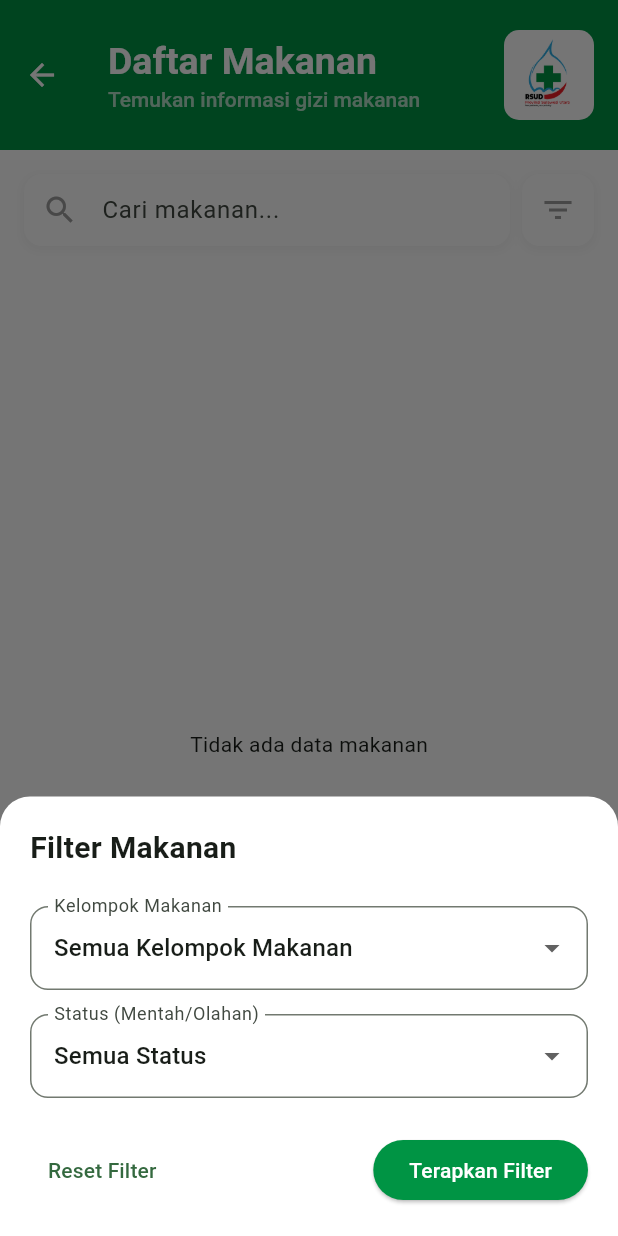
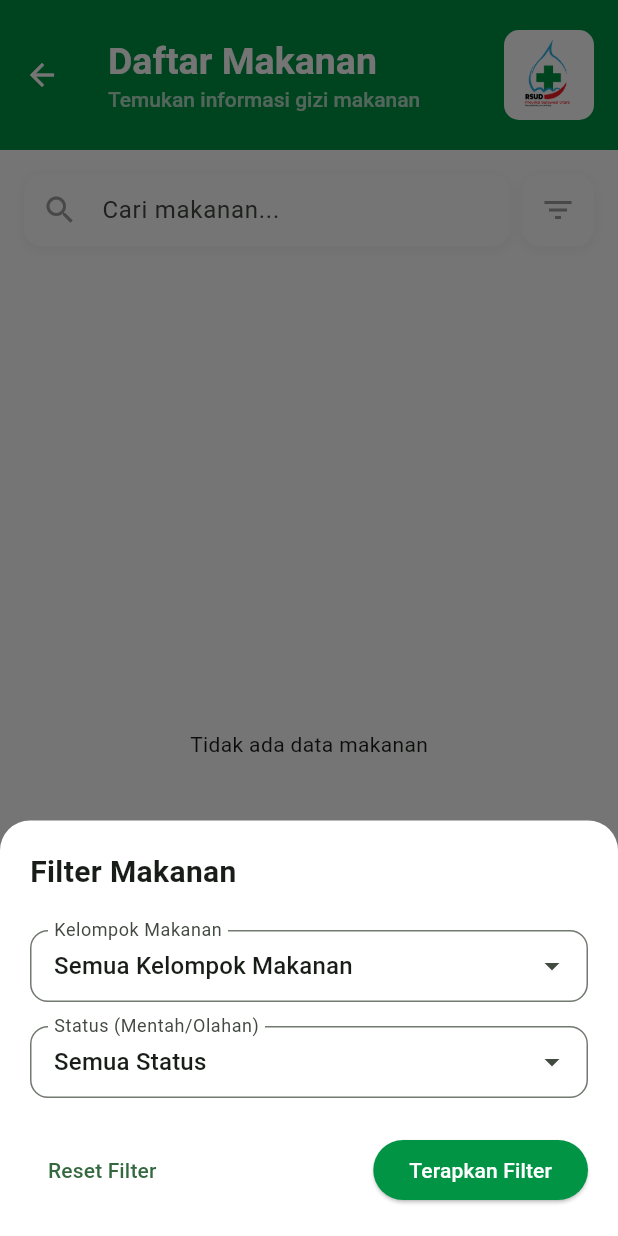
Before and after one commit to ManggalaYudha20/Aplikasi-Gizi, a Flutter app: the FoodListPage screen opened directly, after a tap on the "filter list" icon, on a phone screen of 412 x 824 dp. Run offline on Flutter 3.47's test engine with Material 3 defaults, Android fonts, the phone set to English and light mode, and no system bars; drawn by our look-alikes of dropdown_search; our stand-ins replace cloud_firestore, firebase_auth, firebase_core, fl_chart, flutter_speed_dial, google_sign_in and 4 more; missing offline and left inert: syncfusion_flutter_pdfviewer; accounts and stored records are empty.

Commit message:
memperbaiki ukuran pdf dan statistik

```diff
--- a/lib/src/features/patient_home/presentation/pages/data_form_anak_page.dart
+++ b/lib/src/features/patient_home/presentation/pages/data_form_anak_page.dart
@@ -970,6 +970,7 @@ class _DataFormAnakPageState extends State<DataFormAnakPage> {
                       focusNode: FocusNode(),
                       prefixIcon: const Icon(Icons.edit_note),
                     ),
+                    const SizedBox(height: 20),
                   ],
 
                   const SizedBox(height: 16),
--- a/lib/src/features/patient_home/presentation/pages/pdf_generator.dart
+++ b/lib/src/features/patient_home/presentation/pages/pdf_generator.dart
@@ -7,6 +7,7 @@ import 'package:pdf/widgets.dart' as pw;
 import 'package:intl/intl.dart';
 import 'package:aplikasi_diagnosa_gizi/src/features/patient_home/data/models/patient_model.dart'; // Impor model pasien
 import 'package:flutter/services.dart';
+import 'package:pdf/pdf.dart';
 
 class PdfGenerator {
   static Future<File> generate(Patient patient) async {
@@ -21,6 +22,7 @@ class PdfGenerator {
 
     pdf.addPage(
       pw.Page(
+        pageFormat: PdfPageFormat.legal,
         build: (pw.Context context) {
           return pw.Column(
             crossAxisAlignment: pw.CrossAxisAlignment.start,
@@ -136,7 +138,7 @@ class PdfGenerator {
               _buildInterpretation(patient.totalSkor),
 
               // Footer
-              pw.Spacer(),
+              pw.SizedBox(height: 20),
               pw.Align(
                 alignment: pw.Alignment.centerRight,
                 child: pw.Column(
--- a/lib/src/features/patient_home/presentation/pages/pdf_generator_anak.dart
+++ b/lib/src/features/patient_home/presentation/pages/pdf_generator_anak.dart
@@ -7,6 +7,7 @@ import 'package:pdf/widgets.dart' as pw;
 import 'package:intl/intl.dart';
 import 'package:aplikasi_diagnosa_gizi/src/features/patient_home/data/models/patient_anak_model.dart';
 import 'package:flutter/services.dart';
+import 'package:pdf/pdf.dart';
 
 class PdfGeneratorAnak {
   static Future<File> generate(PatientAnak patient) async {
@@ -20,6 +21,7 @@ class PdfGeneratorAnak {
 
     pdf.addPage(
       pw.Page(
+        pageFormat: PdfPageFormat.legal,
         build: (pw.Context context) {
           return pw.Column(
             crossAxisAlignment: pw.CrossAxisAlignment.start,
@@ -119,14 +121,14 @@ class PdfGeneratorAnak {
               pw.Text(
                 '*) Penyakit yang beresiko terjadi gangguan gizi diantaranya : dirawat di HCU/ICU, penurunan kesadaran, kegawatan abdomen (pendarahan, ileus, peritonitis, asites massif, tumor intraadomen besar, post operasi), gangguan pernapasan berat, keganasan dengan komplikasi, gagal jantung, gagal ginjal kronik, gagal hati, diabetes melitus, atau kondisi sakit berat lainnya',
               textAlign: pw.TextAlign.justify,
-              style : pw.TextStyle(fontSize: 8)
+              style : pw.TextStyle(fontSize: 10)
               ),
               pw.SizedBox(height: 5),
 
               _buildInterpretation(patient.totalPymsScore),
 
               // Footer
-              pw.SizedBox(height: 8),
+              pw.SizedBox(height: 20),
               pw.Align(
                 alignment: pw.Alignment.centerRight,
                 child: pw.Column(
--- a/lib/src/features/patient_home/presentation/pages/pdf_generator_asuhan.dart
+++ b/lib/src/features/patient_home/presentation/pages/pdf_generator_asuhan.dart
@@ -25,7 +25,7 @@ class PdfGeneratorAsuhan {
     // FUNGSI BARU UNTUK MEMBUAT BARIS HEADER YANG DIGABUNG
     pdf.addPage(
       pw.MultiPage(
-        pageFormat: PdfPageFormat.a4,
+        pageFormat: PdfPageFormat.legal,
         margin: const pw.EdgeInsets.all(36),
         build: (pw.Context context) => [
           // HEADER
@@ -251,7 +251,7 @@ class PdfGeneratorAsuhan {
           ),
           // Footer
           // Footer
-          pw.Spacer(),
+          pw.SizedBox(height: 20),
           pw.Padding(
             padding: const pw.EdgeInsets.only(
               right: 50,
--- a/lib/src/features/statistics/statistics_pdf_service.dart
+++ b/lib/src/features/statistics/statistics_pdf_service.dart
@@ -70,7 +70,7 @@ class StatisticsPdfService {
     // 2. Buat Halaman PDF
     pdf.addPage(
       pw.MultiPage(
-        pageFormat: PdfPageFormat.a4,
+        pageFormat: PdfPageFormat.legal,
         margin: const pw.EdgeInsets.all(40),
         build: (pw.Context context) {
           return [_buildHeader(sulutLogo, rsLogo, dateStr),
--- a/lib/src/shared/widgets/food_filter_sheet.dart
+++ b/lib/src/shared/widgets/food_filter_sheet.dart
@@ -1,11 +1,11 @@
-// lib\src\shared\widgets\food_filter_sheet.dart
+// lib/src/shared/widgets/food_filter_sheet.dart
 
 import 'package:flutter/material.dart';
+import 'package:dropdown_search/dropdown_search.dart'; // Pastikan import ini ada
 import 'package:aplikasi_diagnosa_gizi/src/shared/widgets/food_filter_model.dart';
 
 class FoodFilterSheet extends StatefulWidget {
   final FoodFilterModel currentFilters;
-
   final VoidCallback onResetPressed;
 
   const FoodFilterSheet({
@@ -20,14 +20,6 @@ class FoodFilterSheet extends StatefulWidget {
 
 class _FoodFilterSheetState extends State<FoodFilterSheet> {
   late FoodFilterModel _tempFilters;
-
-  final List<String> _kelompokItems = const [
-    'Serealia', 'Umbi', 'Kacang', 'Sayur', 'Buah', 'Daging',
-    'Ikan dsb', 'Telur', 'Susu', 'Lemak', 'Gula', 'Bumbu'
-  ];
-
-  // Saya perbaiki 'Tunggu' kembali ke 'Tunggal'
-  final List<String> _statusItems = const ['Tunggal', 'Olahan'];
 
   @override
   void initState() {
@@ -47,34 +39,70 @@ class _FoodFilterSheetState extends State<FoodFilterSheet> {
         mainAxisSize: MainAxisSize.min,
         crossAxisAlignment: CrossAxisAlignment.start,
         children: [
-          const Text('Filter Makanan', style: TextStyle(fontSize: 20, fontWeight: FontWeight.bold)),
+          const Text(
+            'Filter Makanan',
+            style: TextStyle(fontSize: 20, fontWeight: FontWeight.bold),
+          ),
           const SizedBox(height: 24),
 
-          // --- Filter Kelompok Makanan ---
-          DropdownButtonFormField<String>(
-            initialValue: _tempFilters.kelompokMakanan,
-            isExpanded: true,
-            decoration: InputDecoration(
-              labelText: 'Kelompok Makanan',
-              border: OutlineInputBorder(borderRadius: BorderRadius.circular(12)),
+          // --- Filter Kelompok Makanan (DropdownSearch) ---
+          DropdownSearch<String>(
+            items: const [
+              "Semua Kelompok Makanan",
+              ...[
+                'Serealia',
+                'Umbi',
+                'Kacang',
+                'Sayur',
+                'Buah',
+                'Daging',
+                'Ikan dsb',
+                'Telur',
+                'Susu',
+                'Lemak',
+                'Gula',
+                'Bumbu',
+              ],
+            ],
+            selectedItem:
+                _tempFilters.kelompokMakanan ?? "Semua Kelompok Makanan",
+            popupProps: PopupProps.menu(
+              showSearchBox: false, // Search box dihilangkan
+              fit: FlexFit.loose, // Tinggi menyesuaikan konten (tidak full screen)
+              constraints: const BoxConstraints(maxHeight: 150), // Batas tinggi agar bisa di-scroll
+
+              // Props untuk styling menu dropdown agar terlihat rapi
+              menuProps: MenuProps(
+                elevation: 4, // Memberikan bayangan agar terlihat 'mengambang' di bawah form
+              ),
+
+              // Scrollbar tetap ada
+              scrollbarProps: const ScrollbarProps(
+                thumbVisibility: true,
+                thickness: 6,
+                radius: Radius.circular(10),
+              ),
             ),
-            items: [
-              const DropdownMenuItem<String>(
-                value: null,
-                child: Text('Semua Kelompok Makanan'),
+            dropdownDecoratorProps: DropDownDecoratorProps(
+              dropdownSearchDecoration: InputDecoration(
+                labelText: 'Kelompok Makanan',
+                border: OutlineInputBorder(
+                  borderRadius: BorderRadius.circular(12),
+                ),
+                contentPadding: const EdgeInsets.symmetric(
+                  horizontal: 12,
+                  vertical: 4,
+                ),
               ),
-              // Hapus .toList() dari sini
-              ..._kelompokItems.map((String item) {
-                return DropdownMenuItem<String>(
-                  value: item,
-                  child: Text(item),
-                );
-              }),
-            ],
-            onChanged: (newValue) {
+            ),
+            onChanged: (String? newValue) {
               setState(() {
+                // Jika user memilih opsi "Semua...", set value ke null
+                final valueToSave = newValue == "Semua Kelompok Makanan"
+                    ? null
+                    : newValue;
                 _tempFilters = FoodFilterModel(
-                  kelompokMakanan: newValue,
+                  kelompokMakanan: valueToSave,
                   mentahOlahan: _tempFilters.mentahOlahan,
                 );
               });
@@ -83,32 +111,65 @@ class _FoodFilterSheetState extends State<FoodFilterSheet> {
 
           const SizedBox(height: 16),
 
-          // --- Filter Status Mentah/Olahan ---
-          DropdownButtonFormField<String>(
-            initialValue: _tempFilters.mentahOlahan,
-            isExpanded: true,
-             decoration: InputDecoration(
-              labelText: 'Status (Mentah/Olahan)',
-              border: OutlineInputBorder(borderRadius: BorderRadius.circular(12)),
+          // --- Filter Status Mentah/Olahan (DropdownSearch) ---
+          DropdownSearch<String>(
+            items: const [
+              "Semua Status",
+              ...['Tunggal', 'Olahan'],
+            ],
+            selectedItem: _tempFilters.mentahOlahan ?? "Semua Status",
+            popupProps: PopupProps.menu(
+              showSearchBox: false,
+              fit: FlexFit.loose,
+              constraints: const BoxConstraints(maxHeight: 100),
+
+              menuProps: MenuProps(
+                borderRadius: BorderRadius.circular(12),
+                elevation: 4,
+                positionCallback: (RenderBox findRenderObject, RenderBox overlay) {
+                // Mencari posisi global dari tombol dropdown (form)
+                Offset localToGlobal = findRenderObject.localToGlobal(Offset.zero, ancestor: overlay);
+
+                // Menentukan tinggi menu sesuai constraints Anda (95)
+                // Tambahkan sedikit buffer (misal 5) jika ingin ada jarak
+                double menuHeight = 110.0;
+
+                return RelativeRect.fromLTRB(
+                  localToGlobal.dx, // Kiri (sama dengan tombol)
+                  localToGlobal.dy - menuHeight, // Atas (Posisi Tombol - Tinggi Menu)
+                  overlay.size.width - (localToGlobal.dx + findRenderObject.size.width), // Kanan (sama dengan tombol)
+                  overlay.size.height - localToGlobal.dy, // Bawah (diangkur ke Bagian Atas Tombol)
+                );
+              },
+              ),
+
+              scrollbarProps: const ScrollbarProps(
+                thumbVisibility: true,
+                thickness: 6,
+                radius: Radius.circular(10),
+              ),
             ),
-            items: [
-              const DropdownMenuItem<String>(
-                value: null,
-                child: Text('Semua Status'),
+            dropdownDecoratorProps: DropDownDecoratorProps(
+              dropdownSearchDecoration: InputDecoration(
+                labelText: 'Status (Mentah/Olahan)',
+                border: OutlineInputBorder(
+                  borderRadius: BorderRadius.circular(12),
+                ),
+                contentPadding: const EdgeInsets.symmetric(
+                  horizontal: 12,
+                  vertical: 4,
+                ),
               ),
-              // Hapus .toList() dari sini
-              ..._statusItems.map((String item) {
-                return DropdownMenuItem<String>(
-                  value: item,
-                  child: Text(item),
-                );
-              }),
-            ],
-            onChanged: (newValue) {
+            ),
+            onChanged: (String? newValue) {
               setState(() {
+                // Jika user memilih opsi "Semua...", set value ke null
+                final valueToSave = newValue == "Semua Status"
+                    ? null
+                    : newValue;
                 _tempFilters = FoodFilterModel(
                   kelompokMakanan: _tempFilters.kelompokMakanan,
-                  mentahOlahan: newValue,
+                  mentahOlahan: valueToSave,
                 );
               });
             },
@@ -123,7 +184,7 @@ class _FoodFilterSheetState extends State<FoodFilterSheet> {
                 child: const Text('Reset Filter'),
                 onPressed: () {
                   setState(() {
-                    _tempFilters = FoodFilterModel();
+                    _tempFilters = FoodFilterModel(); // Reset model ke null
                   });
                   widget.onResetPressed();
                 },
@@ -140,7 +201,7 @@ class _FoodFilterSheetState extends State<FoodFilterSheet> {
                 },
               ),
             ],
-          )
+          ),
         ],
       ),
     );
```
Also changed, not shown: lib/src/shared/widgets/patient_filter_form.dart (+137 -76 lines).
